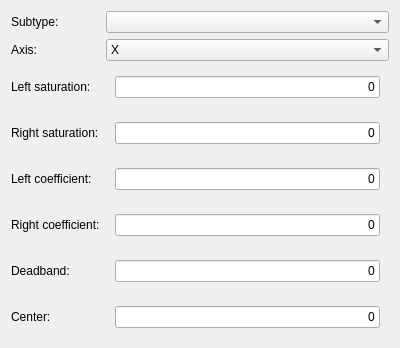
First picture: the form in conditioneffectsettings.ui, repository MadCatX/FFBChecker, before the edit.
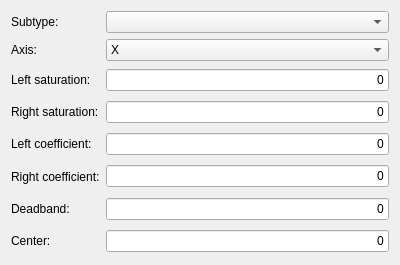
Second picture: the form after the edit. The open tabs and pages were chosen to show the change.

Commit message: Remove margins from vertical layouts in Condition effects widget.

Diff of the .ui file:
```diff
--- a/conditioneffectsettings.ui
+++ b/conditioneffectsettings.ui
@@ -7,7 +7,7 @@
     <x>0</x>
     <y>0</y>
     <width>400</width>
-    <height>210</height>
+    <height>265</height>
    </rect>
   </property>
   <property name="windowTitle">
@@ -146,16 +146,28 @@
      <item row="2" column="1">
       <widget class="QStackedWidget" name="qstw_leftSat">
        <property name="sizePolicy">
-        <sizepolicy hsizetype="Preferred" vsizetype="Preferred">
+        <sizepolicy hsizetype="Preferred" vsizetype="MinimumExpanding">
          <horstretch>0</horstretch>
          <verstretch>0</verstretch>
         </sizepolicy>
        </property>
        <property name="currentIndex">
-        <number>0</number>
+        <number>1</number>
        </property>
        <widget class="QWidget" name="leftSatX">
         <layout class="QVBoxLayout" name="verticalLayout_2">
+         <property name="leftMargin">
+          <number>0</number>
+         </property>
+         <property name="topMargin">
+          <number>0</number>
+         </property>
+         <property name="rightMargin">
+          <number>0</number>
+         </property>
+         <property name="bottomMargin">
+          <number>0</number>
+         </property>
          <item>
           <widget class="QLineEdit" name="qle_leftSatX">
            <property name="sizePolicy">
@@ -179,6 +191,18 @@
        </widget>
        <widget class="QWidget" name="leftSatY">
         <layout class="QVBoxLayout" name="verticalLayout_3">
+         <property name="leftMargin">
+          <number>0</number>
+         </property>
+         <property name="topMargin">
+          <number>0</number>
+         </property>
+         <property name="rightMargin">
+          <number>0</number>
+         </property>
+         <property name="bottomMargin">
+          <number>0</number>
+         </property>
          <item>
           <widget class="QLineEdit" name="qle_leftSatY">
            <property name="text">
@@ -198,11 +222,29 @@
      </item>
      <item row="3" column="1">
       <widget class="QStackedWidget" name="qstw_rightSat">
+       <property name="sizePolicy">
+        <sizepolicy hsizetype="Preferred" vsizetype="MinimumExpanding">
+         <horstretch>0</horstretch>
+         <verstretch>0</verstretch>
+        </sizepolicy>
+       </property>
        <property name="currentIndex">
         <number>1</number>
        </property>
        <widget class="QWidget" name="rightSatX">
         <layout class="QVBoxLayout" name="verticalLayout_4">
+         <property name="leftMargin">
+          <number>0</number>
+         </property>
+         <property name="topMargin">
+          <number>0</number>
+         </property>
+         <property name="rightMargin">
+          <number>0</number>
+         </property>
+         <property name="bottomMargin">
+          <number>0</number>
+         </property>
          <item>
           <widget class="QLineEdit" name="qle_rightSatX">
            <property name="text">
@@ -220,6 +262,18 @@
        </widget>
        <widget class="QWidget" name="rightSatY">
         <layout class="QVBoxLayout" name="verticalLayout_5">
+         <property name="leftMargin">
+          <number>0</number>
+         </property>
+         <property name="topMargin">
+          <number>0</number>
+         </property>
+         <property name="rightMargin">
+          <number>0</number>
+         </property>
+         <property name="bottomMargin">
+          <number>0</number>
+         </property>
          <item>
           <widget class="QLineEdit" name="qle_rightSatY">
            <property name="text">
@@ -239,11 +293,29 @@
      </item>
      <item row="4" column="1">
       <widget class="QStackedWidget" name="qstw_leftCoeff">
+       <property name="sizePolicy">
+        <sizepolicy hsizetype="Preferred" vsizetype="MinimumExpanding">
+         <horstretch>0</horstretch>
+         <verstretch>0</verstretch>
+        </sizepolicy>
+       </property>
        <property name="currentIndex">
-        <number>0</number>
+        <number>1</number>
        </property>
        <widget class="QWidget" name="leftCoeffX">
         <layout class="QVBoxLayout" name="verticalLayout_6">
+         <property name="leftMargin">
+          <number>0</number>
+         </property>
+         <property name="topMargin">
+          <number>0</number>
+         </property>
+         <property name="rightMargin">
+          <number>0</number>
+         </property>
+         <property name="bottomMargin">
+          <number>0</number>
+         </property>
          <item>
           <widget class="QLineEdit" name="qle_leftCoeffX">
            <property name="text">
@@ -261,6 +333,18 @@
        </widget>
        <widget class="QWidget" name="leftCoeffY">
         <layout class="QVBoxLayout" name="verticalLayout_7">
+         <property name="leftMargin">
+          <number>0</number>
+         </property>
+         <property name="topMargin">
+          <number>0</number>
+         </property>
+         <property name="rightMargin">
+          <number>0</number>
+         </property>
+         <property name="bottomMargin">
+          <number>0</number>
+         </property>
          <item>
           <widget class="QLineEdit" name="qle_leftCoeffY">
            <property name="text">
@@ -280,11 +364,29 @@
      </item>
      <item row="5" column="1">
       <widget class="QStackedWidget" name="qstw_rightCoeff">
+       <property name="sizePolicy">
+        <sizepolicy hsizetype="Preferred" vsizetype="MinimumExpanding">
+         <horstretch>0</horstretch>
+         <verstretch>0</verstretch>
+        </sizepolicy>
+       </property>
        <property name="currentIndex">
         <number>1</number>
        </property>
        <widget class="QWidget" name="rightCoeffX">
         <layout class="QVBoxLayout" name="verticalLayout_8">
+         <property name="leftMargin">
+          <number>0</number>
+         </property>
+         <property name="topMargin">
+          <number>0</number>
+         </property>
+         <property name="rightMargin">
+          <number>0</number>
+         </property>
+         <property name="bottomMargin">
+          <number>0</number>
+         </property>
          <item>
           <widget class="QLineEdit" name="qle_rightCoeffX">
            <property name="text">
@@ -302,6 +404,18 @@
        </widget>
        <widget class="QWidget" name="rightCoeffY">
         <layout class="QVBoxLayout" name="verticalLayout_9">
+         <property name="leftMargin">
+          <number>0</number>
+         </property>
+         <property name="topMargin">
+          <number>0</number>
+         </property>
+         <property name="rightMargin">
+          <number>0</number>
+         </property>
+         <property name="bottomMargin">
+          <number>0</number>
+         </property>
          <item>
           <widget class="QLineEdit" name="qle_rightCoeffY">
            <property name="text">
@@ -321,11 +435,29 @@
      </item>
      <item row="6" column="1">
       <widget class="QStackedWidget" name="qstw_deadband">
+       <property name="sizePolicy">
+        <sizepolicy hsizetype="Preferred" vsizetype="MinimumExpanding">
+         <horstretch>0</horstretch>
+         <verstretch>0</verstretch>
+        </sizepolicy>
+       </property>
        <property name="currentIndex">
         <number>1</number>
        </property>
        <widget class="QWidget" name="deadbandX">
         <layout class="QVBoxLayout" name="verticalLayout_10">
+         <property name="leftMargin">
+          <number>0</number>
+         </property>
+         <property name="topMargin">
+          <number>0</number>
+         </property>
+         <property name="rightMargin">
+          <number>0</number>
+         </property>
+         <property name="bottomMargin">
+          <number>0</number>
+         </property>
          <item>
           <widget class="QLineEdit" name="qle_deadbandX">
            <property name="text">
@@ -343,6 +475,18 @@
        </widget>
        <widget class="QWidget" name="deadbandY">
         <layout class="QVBoxLayout" name="verticalLayout_11">
+         <property name="leftMargin">
+          <number>0</number>
+         </property>
+         <property name="topMargin">
+          <number>0</number>
+         </property>
+         <property name="rightMargin">
+          <number>0</number>
+         </property>
+         <property name="bottomMargin">
+          <number>0</number>
+         </property>
          <item>
           <widget class="QLineEdit" name="qle_deadbandY">
            <property name="text">
@@ -362,8 +506,26 @@
      </item>
      <item row="7" column="1">
       <widget class="QStackedWidget" name="qstw_center">
+       <property name="sizePolicy">
+        <sizepolicy hsizetype="Preferred" vsizetype="MinimumExpanding">
+         <horstretch>0</horstretch>
+         <verstretch>0</verstretch>
+        </sizepolicy>
+       </property>
        <widget class="QWidget" name="centerX">
         <layout class="QVBoxLayout" name="verticalLayout_12">
+         <property name="leftMargin">
+          <number>0</number>
+         </property>
+         <property name="topMargin">
+          <number>0</number>
+         </property>
+         <property name="rightMargin">
+          <number>0</number>
+         </property>
+         <property name="bottomMargin">
+          <number>0</number>
+         </property>
          <item>
           <widget class="QLineEdit" name="qle_centerX">
            <property name="text">
@@ -381,6 +543,18 @@
        </widget>
        <widget class="QWidget" name="centerY">
         <layout class="QVBoxLayout" name="verticalLayout_13">
+         <property name="leftMargin">
+          <number>0</number>
+         </property>
+         <property name="topMargin">
+          <number>0</number>
+         </property>
+         <property name="rightMargin">
+          <number>0</number>
+         </property>
+         <property name="bottomMargin">
+          <number>0</number>
+         </property>
          <item>
           <widget class="QLineEdit" name="qle_centerY">
            <property name="text">
```
